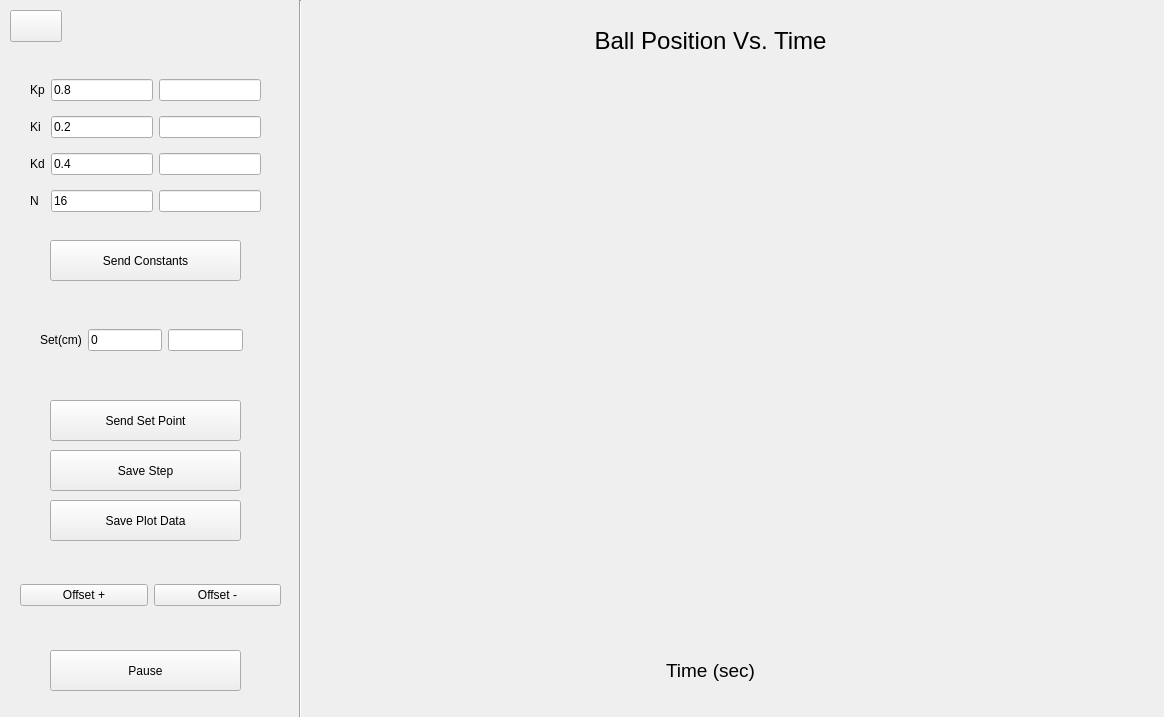
Above: gui/qtdesigner/NewBalanceBeamWidget.ui from wyattduber/CyDAQ before the change. Below: the same form after it.
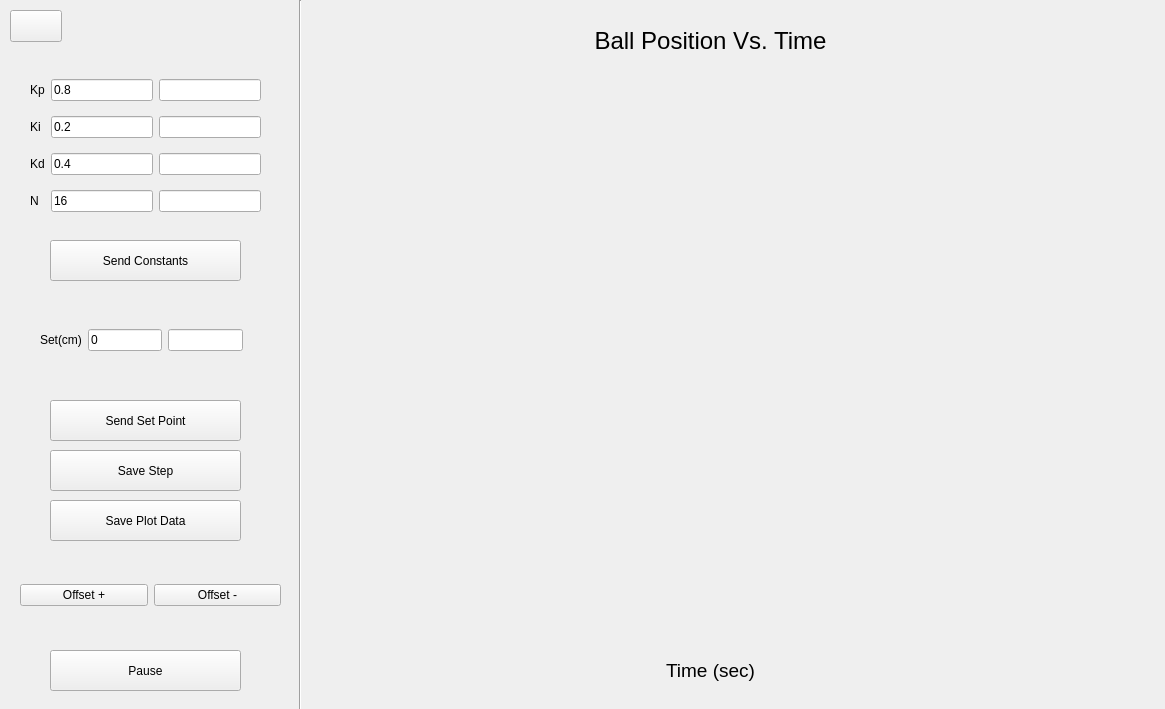
That is the form after the change. Icons and pictures are not drawn. Custom widgets are drawn as their Qt base class.

Patch:
```diff
--- a/gui/qtdesigner/NewBalanceBeamWidget.ui
+++ b/gui/qtdesigner/NewBalanceBeamWidget.ui
@@ -6,10 +6,16 @@
    <rect>
     <x>0</x>
     <y>0</y>
-    <width>1164</width>
-    <height>717</height>
+    <width>1165</width>
+    <height>709</height>
    </rect>
   </property>
+  <property name="minimumSize">
+   <size>
+    <width>1165</width>
+    <height>709</height>
+   </size>
+  </property>
   <property name="windowTitle">
    <string>Form</string>
   </property>
```
Left out of the diff: 36 changed lines with no effect on the pictures.
